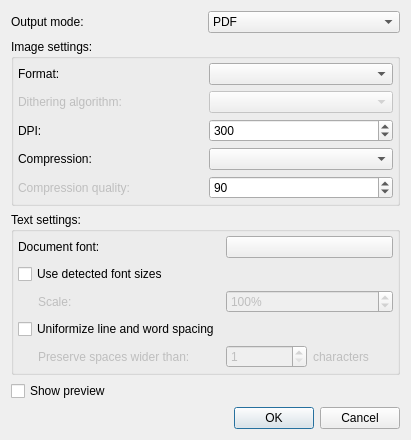
First picture: the form in qt/data/PdfExportDialog.ui, repository manisandro/gImageReader, before the edit.
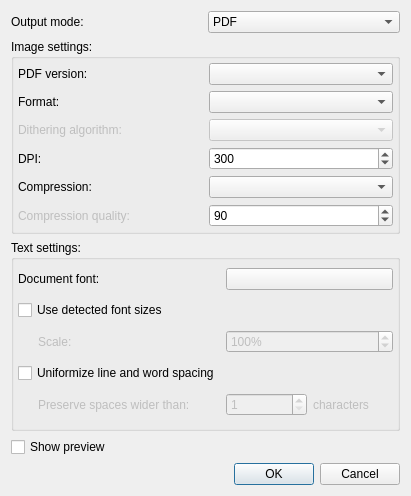
Second picture: the form after the edit.

The edit to the form file:
```diff
--- a/qt/data/PdfExportDialog.ui
+++ b/qt/data/PdfExportDialog.ui
@@ -7,7 +7,7 @@
     <x>0</x>
     <y>0</y>
     <width>411</width>
-    <height>436</height>
+    <height>496</height>
    </rect>
   </property>
   <property name="windowTitle">
@@ -190,7 +190,7 @@
       <property name="bottomMargin">
        <number>4</number>
       </property>
-      <item row="2" column="1">
+      <item row="3" column="1">
        <widget class="QSpinBox" name="spinBoxDpi">
         <property name="minimum">
          <number>50</number>
@@ -206,7 +206,7 @@
         </property>
        </widget>
       </item>
-      <item row="4" column="0">
+      <item row="5" column="0">
        <widget class="QLabel" name="labelCompressionQuality">
         <property name="enabled">
          <bool>false</bool>
@@ -216,17 +216,17 @@
         </property>
        </widget>
       </item>
-      <item row="2" column="0">
+      <item row="3" column="0">
        <widget class="QLabel" name="labelDpi">
         <property name="text">
          <string>DPI:</string>
         </property>
        </widget>
       </item>
-      <item row="0" column="1">
+      <item row="1" column="1">
        <widget class="QComboBox" name="comboBoxImageFormat"/>
       </item>
-      <item row="4" column="1">
+      <item row="5" column="1">
        <widget class="QSpinBox" name="spinBoxCompressionQuality">
         <property name="maximum">
          <number>100</number>
@@ -236,24 +236,24 @@
         </property>
        </widget>
       </item>
-      <item row="3" column="1">
+      <item row="4" column="1">
        <widget class="QComboBox" name="comboBoxImageCompression"/>
       </item>
-      <item row="0" column="0">
+      <item row="1" column="0">
        <widget class="QLabel" name="labelImageFormat">
         <property name="text">
          <string>Format:</string>
         </property>
        </widget>
       </item>
-      <item row="3" column="0">
+      <item row="4" column="0">
        <widget class="QLabel" name="labelImageCompression">
         <property name="text">
          <string>Compression:</string>
         </property>
        </widget>
       </item>
-      <item row="1" column="0">
+      <item row="2" column="0">
        <widget class="QLabel" name="labelDithering">
         <property name="enabled">
          <bool>false</bool>
@@ -263,13 +263,23 @@
         </property>
        </widget>
       </item>
-      <item row="1" column="1">
+      <item row="2" column="1">
        <widget class="QComboBox" name="comboBoxDithering">
         <property name="enabled">
          <bool>false</bool>
         </property>
        </widget>
       </item>
+      <item row="0" column="1">
+       <widget class="QComboBox" name="comboBoxPdfVersion"/>
+      </item>
+      <item row="0" column="0">
+       <widget class="QLabel" name="label">
+        <property name="text">
+         <string>PDF version:</string>
+        </property>
+       </widget>
+      </item>
      </layout>
     </widget>
    </item>
```
